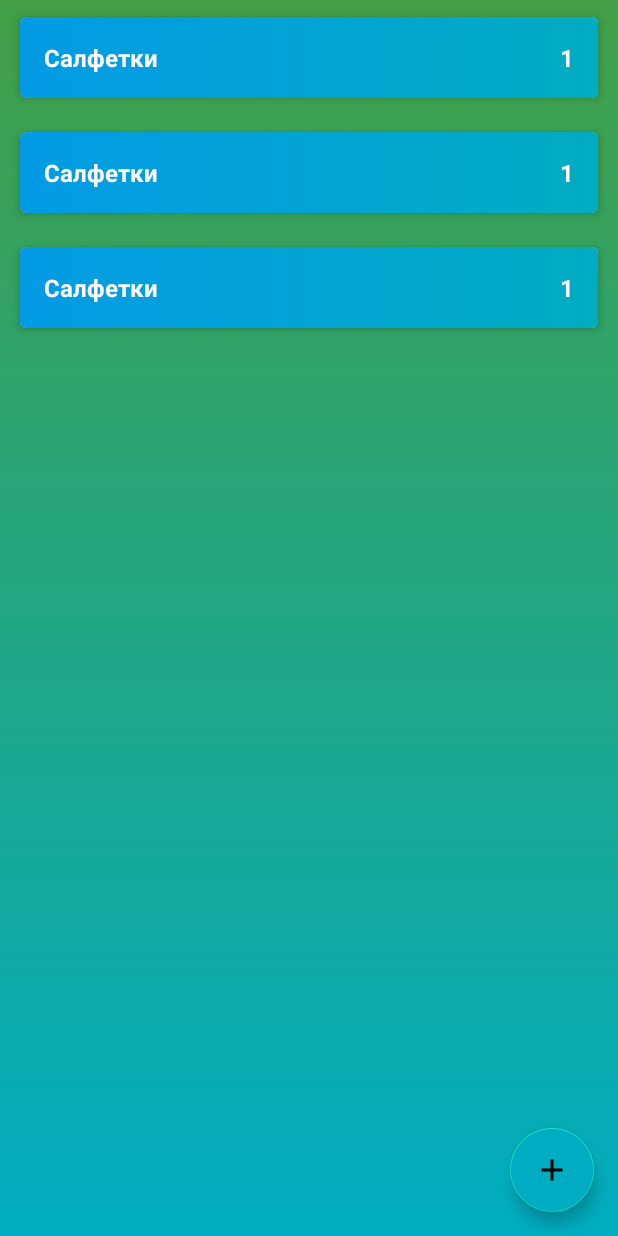
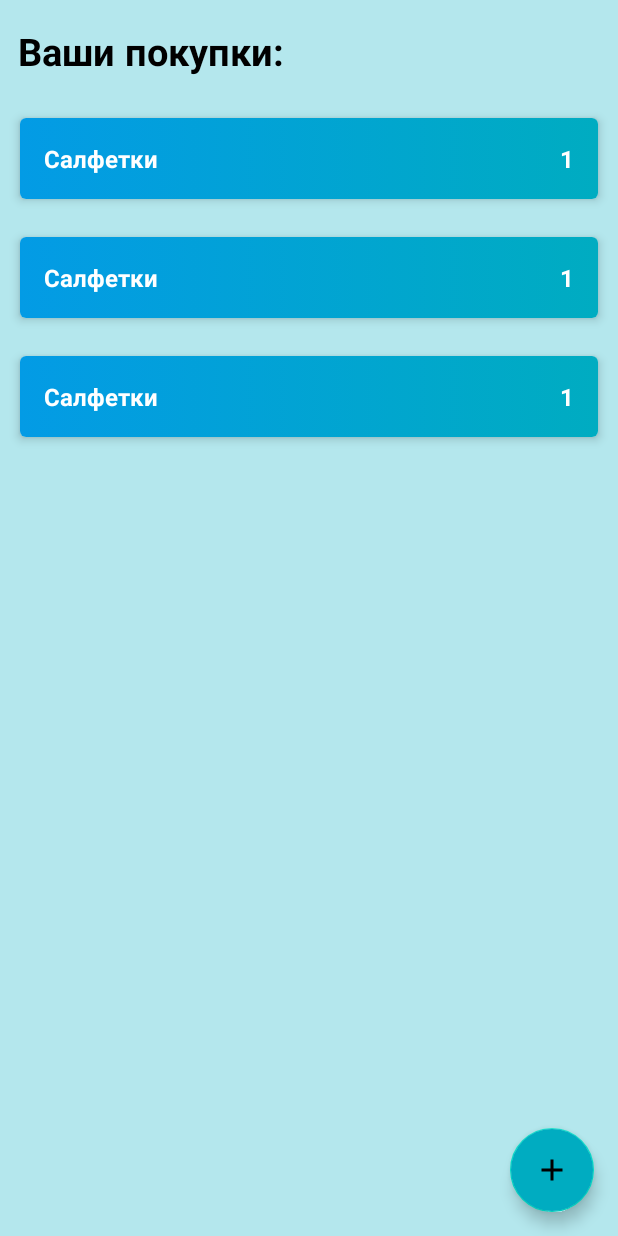
Before and after one commit to evgenkr47/ShoppingList, an Android app: the layout activity_main.xml on its own in the app's theme, with its tools: preview values and no code run, on a phone screen of 412 x 824 dp. Run offline under Robolectric (Android 15) with nearby library versions, the phone set to English and light mode, and no system bars.

Commit message:
Refactoring App

```diff
--- a/app/src/main/res/layout-land/activity_main.xml
+++ b/app/src/main/res/layout-land/activity_main.xml
@@ -5,12 +5,28 @@
 
     <androidx.constraintlayout.widget.ConstraintLayout
         android:layout_width="match_parent"
-        android:background="@drawable/backgroundcolor"
+        android:background="#4B00ACC1"
         android:layout_height="match_parent"
         tools:context=".presentation.MainActivity"
         >
-
+        <TextView
+            android:id="@+id/title_text"
+            android:layout_width="wrap_content"
+            android:layout_height="wrap_content"
+            android:fontFamily="@font/arial_rouded_mt_bold"
+            android:paddingStart="12dp"
+            android:paddingTop="20dp"
+            android:text="@string/title_text"
+            android:textColor="@color/black"
+            android:textSize="25sp"
+            android:textStyle="bold"
+            app:layout_constraintEnd_toEndOf="parent"
+            app:layout_constraintHorizontal_bias="0.0"
+            app:layout_constraintStart_toStartOf="parent"
+            app:layout_constraintTop_toTopOf="parent" />
         <androidx.recyclerview.widget.RecyclerView
+            android:paddingTop="15dp"
+            android:paddingBottom="15dp"
             android:id="@+id/rv_shop_list"
             android:layout_width="0dp"
             android:layout_height="0dp"
@@ -18,7 +34,7 @@
             app:layout_constraintBottom_toBottomOf="parent"
             app:layout_constraintEnd_toEndOf="@id/guideline_middle"
             app:layout_constraintStart_toStartOf="parent"
-            app:layout_constraintTop_toTopOf="parent"
+            app:layout_constraintTop_toBottomOf="@+id/title_text"
             tools:listitem="@layout/item_shop_enabled"/>
 
         <com.google.android.material.floatingactionbutton.FloatingActionButton
--- a/app/src/main/res/layout/activity_main.xml
+++ b/app/src/main/res/layout/activity_main.xml
@@ -5,20 +5,38 @@
 
     <androidx.constraintlayout.widget.ConstraintLayout
         android:layout_width="match_parent"
-        android:background="@drawable/backgroundcolor"
+        android:background="#4B00ACC1"
         android:layout_height="match_parent"
         tools:context=".presentation.MainActivity"
         >
 
+        <TextView
+            android:id="@+id/title_text"
+            android:layout_width="wrap_content"
+            android:layout_height="wrap_content"
+            android:fontFamily="@font/arial_rouded_mt_bold"
+            android:paddingStart="12dp"
+            android:paddingTop="20dp"
+            android:text="@string/title_text"
+            android:textColor="@color/black"
+            android:textSize="25sp"
+            android:textStyle="bold"
+            app:layout_constraintEnd_toEndOf="parent"
+            app:layout_constraintHorizontal_bias="0.0"
+            app:layout_constraintStart_toStartOf="parent"
+            app:layout_constraintTop_toTopOf="parent" />
+
         <androidx.recyclerview.widget.RecyclerView
+            android:paddingTop="15dp"
             android:id="@+id/rv_shop_list"
             android:layout_width="0dp"
             android:layout_height="0dp"
+            android:paddingBottom="15dp"
             app:layoutManager="androidx.recyclerview.widget.LinearLayoutManager"
             app:layout_constraintBottom_toBottomOf="parent"
             app:layout_constraintEnd_toEndOf="parent"
             app:layout_constraintStart_toStartOf="parent"
-            app:layout_constraintTop_toTopOf="parent"
+            app:layout_constraintTop_toBottomOf="@+id/title_text"
             tools:listitem="@layout/item_shop_enabled"/>
 
         <com.google.android.material.floatingactionbutton.FloatingActionButton
--- a/app/src/main/res/layout/activity_splash.xml
+++ b/app/src/main/res/layout/activity_splash.xml
@@ -4,17 +4,18 @@
     xmlns:tools="http://schemas.android.com/tools"
     android:layout_width="match_parent"
     android:layout_height="match_parent"
-    android:background="#43A047"
+    android:background="#4B00ACC1"
     tools:context=".presentation.SplashActivity">
 
     <TextView
         android:id="@+id/tv_splash"
         android:layout_width="wrap_content"
         android:layout_height="wrap_content"
-        android:fontFamily="@font/arial_rouded_mt_bold"
+        android:fontFamily="@font/aalbionicbold"
         android:text="@string/write_your_purchases"
         android:textColor="@color/black"
         android:textStyle="bold"
+        android:textSize="20dp"
         app:layout_constraintBottom_toBottomOf="parent"
         app:layout_constraintEnd_toEndOf="parent"
         app:layout_constraintStart_toStartOf="parent"
--- a/app/src/main/res/layout/fragment_shop_item.xml
+++ b/app/src/main/res/layout/fragment_shop_item.xml
@@ -14,7 +14,7 @@
     <androidx.constraintlayout.widget.ConstraintLayout
         android:layout_width="match_parent"
         android:layout_height="match_parent"
-        android:background="@drawable/backgroundcolor"
+        android:background="#4B00ACC1"
         tools:context=".presentation.ShopItemFragment">
 
         <com.google.android.material.textfield.TextInputLayout
@@ -70,6 +70,8 @@
             android:layout_height="wrap_content"
             android:backgroundTint="#1E88E5"
             android:text="@string/save_btn"
+            android:layout_marginHorizontal="15dp"
+            android:layout_marginVertical="10dp"
             app:layout_constraintBottom_toBottomOf="parent"
             app:layout_constraintEnd_toEndOf="parent"
             app:layout_constraintStart_toStartOf="parent" />
--- a/app/src/main/res/layout/item_shop_disabled.xml
+++ b/app/src/main/res/layout/item_shop_disabled.xml
@@ -17,6 +17,7 @@
         android:layout_marginStart="8dp"
         android:layout_marginTop="4dp"
         android:layout_marginEnd="8dp"
+        android:layout_marginVertical="5dp"
         android:layout_marginBottom="4dp"
         app:cardCornerRadius="4dp"
         app:cardElevation="1dp"
--- a/app/src/main/res/layout/item_shop_enabled.xml
+++ b/app/src/main/res/layout/item_shop_enabled.xml
@@ -15,6 +15,7 @@
         android:layout_width="match_parent"
         android:layout_height="wrap_content"
         android:layout_marginStart="8dp"
+        android:layout_marginVertical="5dp"
         android:layout_marginTop="4dp"
         android:layout_marginEnd="8dp"
         android:layout_marginBottom="4dp"
--- a/app/src/main/res/values/strings.xml
+++ b/app/src/main/res/values/strings.xml
@@ -8,5 +8,6 @@
     <string name="error_input_count">Недопустимое значение</string>
     <!-- TODO: Remove or change this placeholder text -->
     <string name="hello_blank_fragment">Hello blank fragment</string>
-    <string name="write_your_purchases">WRITE YOUR PURCHASES</string>
+    <string name="write_your_purchases">Запиши свои покупки</string>
+    <string name="title_text">Ваши покупки:</string>
 </resources>
```
Also changed, not shown: app/src/main/res/drawable/bt_float.xml (added, +13 -0 lines), app/src/main/res/font/aalbionicbold.ttf (added).
